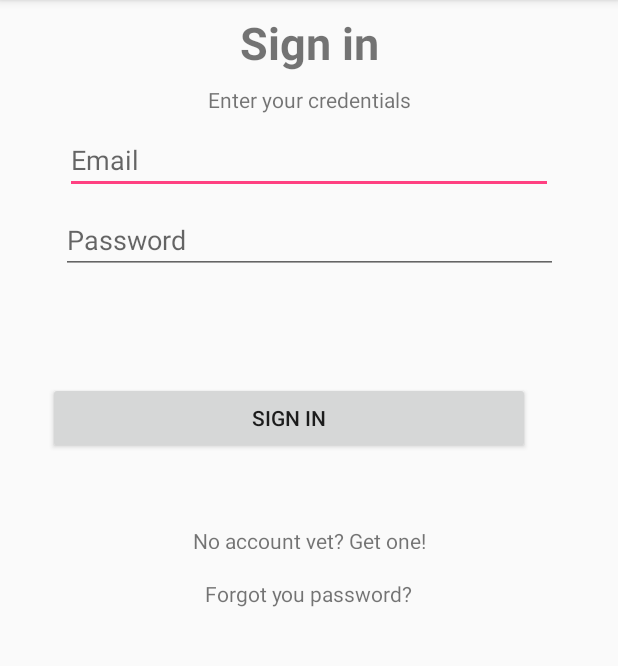
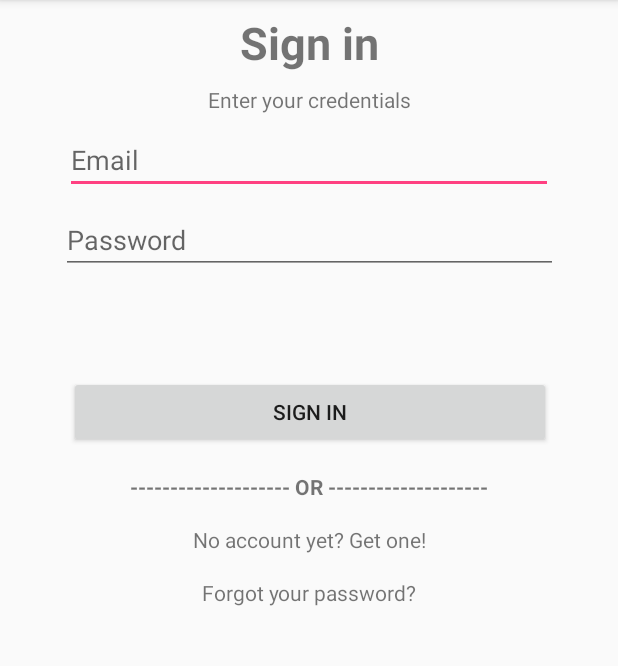
Before and after one commit to iliendo/ChatApp, an Android app: the screen it shows after launch (MainActivity), on a phone screen of 412 x 824 dp, the part 84-750 px from its top. Run offline under Robolectric (Android 15) with nearby library versions, the phone set to English and light mode, and no system bars; our stand-ins replace Firebase (no records; nobody signed in at launch, a user with empty details on screens opened directly).

Commit message:
Small visual changes sign in screen

```diff
--- a/app/src/main/res/layout/activity_main.xml
+++ b/app/src/main/res/layout/activity_main.xml
@@ -52,11 +52,11 @@
         android:layout_width="321dp"
         android:layout_height="wrap_content"
         android:layout_marginEnd="8dp"
-        android:layout_marginStart="32dp"
-        android:layout_marginTop="72dp"
+        android:layout_marginStart="8dp"
+        android:layout_marginTop="68dp"
         android:text="Sign In"
         app:layout_constraintEnd_toEndOf="parent"
-        app:layout_constraintHorizontal_bias="0.0"
+        app:layout_constraintHorizontal_bias="0.51"
         app:layout_constraintStart_toStartOf="parent"
         app:layout_constraintTop_toBottomOf="@+id/et_password" />
 
@@ -77,15 +77,15 @@
     <TextView
         android:id="@+id/btn_sign_up"
         android:layout_width="wrap_content"
-        android:layout_height="15dp"
+        android:layout_height="wrap_content"
         android:layout_marginEnd="8dp"
         android:layout_marginStart="8dp"
-        android:layout_marginTop="48dp"
+        android:layout_marginTop="16dp"
         android:text="No account yet? Get one!"
         app:layout_constraintEnd_toEndOf="parent"
         app:layout_constraintHorizontal_bias="0.502"
         app:layout_constraintStart_toStartOf="parent"
-        app:layout_constraintTop_toBottomOf="@+id/btn_signin" />
+        app:layout_constraintTop_toBottomOf="@+id/textView3" />
 
     <TextView
         android:id="@+id/btn_forgot_password"
@@ -93,10 +93,23 @@
         android:layout_height="wrap_content"
         android:layout_marginEnd="8dp"
         android:layout_marginStart="8dp"
-        android:layout_marginTop="20dp"
-        android:text="Forgot you password?"
+        android:layout_marginTop="16dp"
+        android:text="Forgot your password?"
         app:layout_constraintEnd_toEndOf="parent"
         app:layout_constraintStart_toStartOf="parent"
         app:layout_constraintTop_toBottomOf="@+id/btn_sign_up" />
 
+    <TextView
+        android:id="@+id/textView3"
+        android:layout_width="wrap_content"
+        android:layout_height="wrap_content"
+        android:layout_marginEnd="8dp"
+        android:layout_marginStart="8dp"
+        android:layout_marginTop="16dp"
+        android:text="-------------------- OR --------------------"
+        android:textStyle="bold"
+        app:layout_constraintEnd_toEndOf="parent"
+        app:layout_constraintStart_toStartOf="parent"
+        app:layout_constraintTop_toBottomOf="@+id/btn_signin" />
+
 </android.support.constraint.ConstraintLayout>
```
